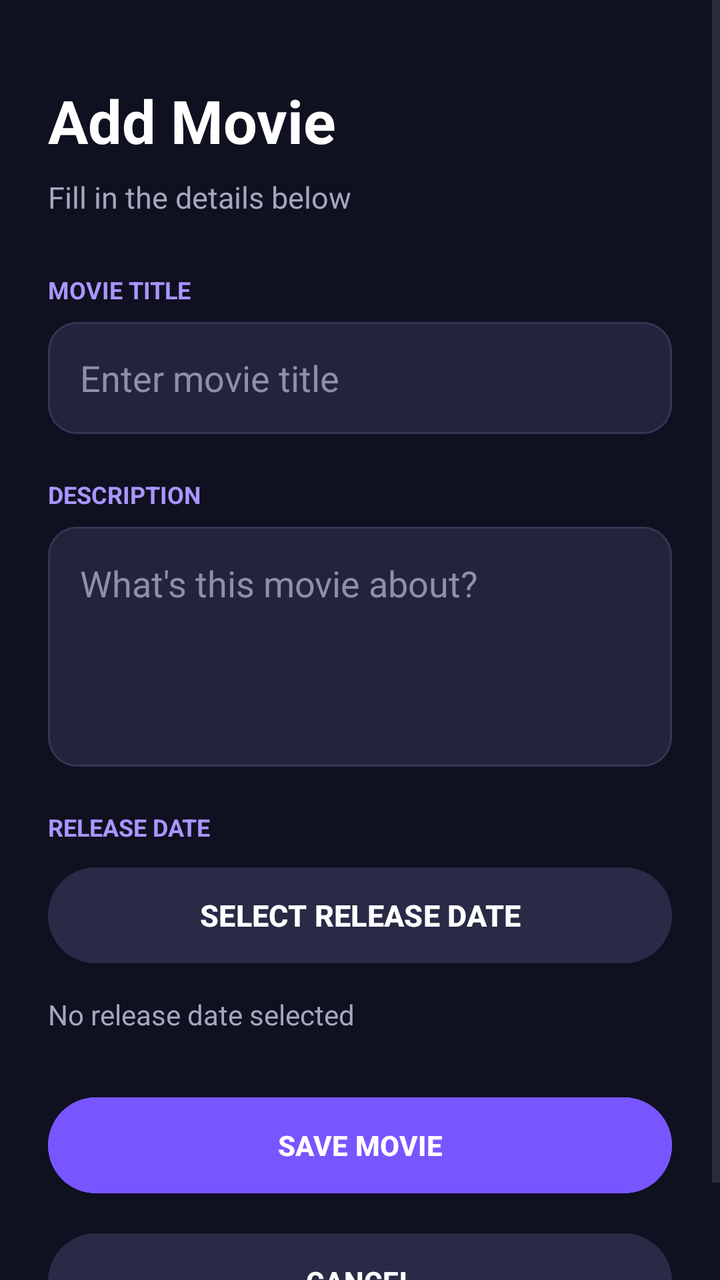
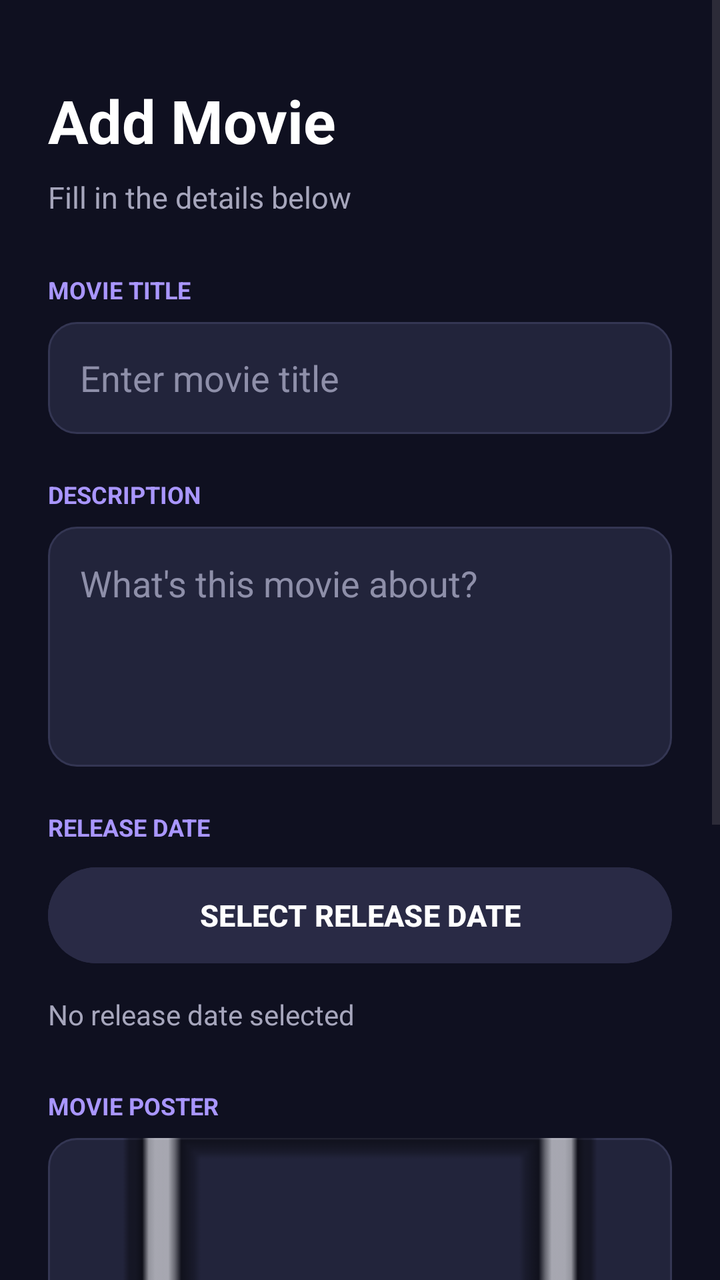

Two renders of the same Android screen: before a commit and after it. Below are the layout's source before the change and the commit's diff.
<!-- AndroidManifest.xml: application theme Theme.MovieApp -->
<!-- res/layout/activity_add_edit.xml -->
<?xml version="1.0" encoding="utf-8"?>
<ScrollView
    xmlns:android="http://schemas.android.com/apk/res/android"
    android:layout_width="match_parent"
    android:layout_height="match_parent"
    android:fillViewport="true"
    android:background="#0F1020">

    <LinearLayout
        android:layout_width="match_parent"
        android:layout_height="wrap_content"
        android:orientation="vertical"
        android:padding="24dp">

        <TextView
            android:id="@+id/formTitle"
            android:layout_width="match_parent"
            android:layout_height="wrap_content"
            android:text="Add Movie"
            android:textColor="#FFFFFF"
            android:textSize="30sp"
            android:textStyle="bold"
            android:layout_marginTop="16dp"
            android:layout_marginBottom="8dp" />

        <TextView
            android:layout_width="match_parent"
            android:layout_height="wrap_content"
            android:text="Fill in the details below"
            android:textColor="#A6A6BC"
            android:textSize="15sp"
            android:layout_marginBottom="28dp" />

        <TextView
            android:layout_width="match_parent"
            android:layout_height="wrap_content"
            android:text="MOVIE TITLE"
            android:textColor="#A996FF"
            android:textSize="12sp"
            android:textStyle="bold"
            android:layout_marginBottom="8dp" />

        <EditText
            android:id="@+id/titleInput"
            android:layout_width="match_parent"
            android:layout_height="56dp"
            android:background="@drawable/movie_input_background"
            android:hint="Enter movie title"
            android:textColor="#FFFFFF"
            android:textColorHint="#8E8FA9"
            android:inputType="textCapSentences"
            android:singleLine="true"
            android:padding="16dp"
            android:layout_marginBottom="22dp" />

        <TextView
            android:layout_width="match_parent"
            android:layout_height="wrap_content"
            android:text="DESCRIPTION"
            android:textColor="#A996FF"
            android:textSize="12sp"
            android:textStyle="bold"
            android:layout_marginBottom="8dp" />

        <EditText
            android:id="@+id/descriptionInput"
            android:layout_width="match_parent"
            android:layout_height="120dp"
            android:background="@drawable/movie_input_background"
            android:hint="What's this movie about?"
            android:textColor="#FFFFFF"
            android:textColorHint="#8E8FA9"
            android:inputType="textMultiLine"
            android:gravity="top"
            android:padding="16dp"
            android:layout_marginBottom="22dp" />

        <TextView
            android:layout_width="match_parent"
            android:layout_height="wrap_content"
            android:text="RELEASE DATE"
            android:textColor="#A996FF"
            android:textSize="12sp"
            android:textStyle="bold"
            android:layout_marginBottom="8dp" />


        <Button
            android:id="@+id/datePickerButton"
            android:layout_width="match_parent"
            android:layout_height="56dp"
            android:text="SELECT RELEASE DATE"
            android:textColor="#FFFFFF"
            android:textSize="15sp"
            android:textStyle="bold"
            android:backgroundTint="#292A45"
            android:layout_marginBottom="12dp" />

        <TextView
            android:id="@+id/selectedDateText"
            android:layout_width="match_parent"
            android:layout_height="wrap_content"
            android:text="No release date selected"
            android:textColor="#A6A6BC"
            android:textSize="14sp"
            android:layout_marginBottom="28dp" />


        <Button
            android:id="@+id/saveButton"
            android:layout_width="match_parent"
            android:layout_height="56dp"
            android:text="SAVE MOVIE"
            android:textColor="#FFFFFF"
            android:textStyle="bold"
            android:backgroundTint="#7856FF"
            android:layout_marginBottom="12dp" />

        <Button
            android:id="@+id/cancelButton"
            android:layout_width="match_parent"
            android:layout_height="56dp"
            android:text="CANCEL"
            android:textColor="#FFFFFF"
            android:textStyle="bold"
            android:backgroundTint="#292A45" />

    </LinearLayout>

</ScrollView>
<!-- resources referenced by this layout -->
<resources>
  <!-- drawable movie_input_background (drawable) -->
  <?xml version="1.0" encoding="utf-8"?>
  <shape xmlns:android="http://schemas.android.com/apk/res/android"
      android:shape="rectangle">
  
      <solid android:color="#22243B" />
  
      <corners android:radius="14dp" />
  
      <stroke
          android:width="1dp"
          android:color="#343653" />
  
  </shape>
  <style name="Theme.MovieApp" parent="Base.Theme.MovieApp" />
  <style name="Base.Theme.MovieApp" parent="Theme.Material3.DayNight.NoActionBar">
          
          
      </style>
</resources>

<!-- the commit's change to res/layout/activity_add_edit.xml (unified diff, before → after) -->
@@ -84,7 +84,6 @@
             android:textStyle="bold"
             android:layout_marginBottom="8dp" />
 
-
         <Button
             android:id="@+id/datePickerButton"
             android:layout_width="match_parent"
@@ -105,6 +104,39 @@
             android:textSize="14sp"
             android:layout_marginBottom="28dp" />
 
+        
+        <TextView
+            android:layout_width="match_parent"
+            android:layout_height="wrap_content"
+            android:text="MOVIE POSTER"
+            android:textColor="#A996FF"
+            android:textSize="12sp"
+            android:textStyle="bold"
+            android:layout_marginBottom="8dp" />
+
+        
+        <ImageView
+            android:id="@+id/imageViewAdd"
+            android:layout_width="match_parent"
+            android:layout_height="180dp"
+            android:scaleType="centerCrop"
+            android:adjustViewBounds="true"
+            android:background="@drawable/movie_input_background"
+            android:src="@android:drawable/ic_menu_gallery"
+            android:contentDescription="Movie poster preview"
+            android:layout_marginBottom="12dp" />
+
+        
+        <Button
+            android:id="@+id/imagePickButton"
+            android:layout_width="match_parent"
+            android:layout_height="56dp"
+            android:text="SELECT MOVIE POSTER"
+            android:textColor="#FFFFFF"
+            android:textSize="15sp"
+            android:textStyle="bold"
+            android:backgroundTint="#292A45"
+            android:layout_marginBottom="28dp" />
 
         <Button
             android:id="@+id/saveButton"
